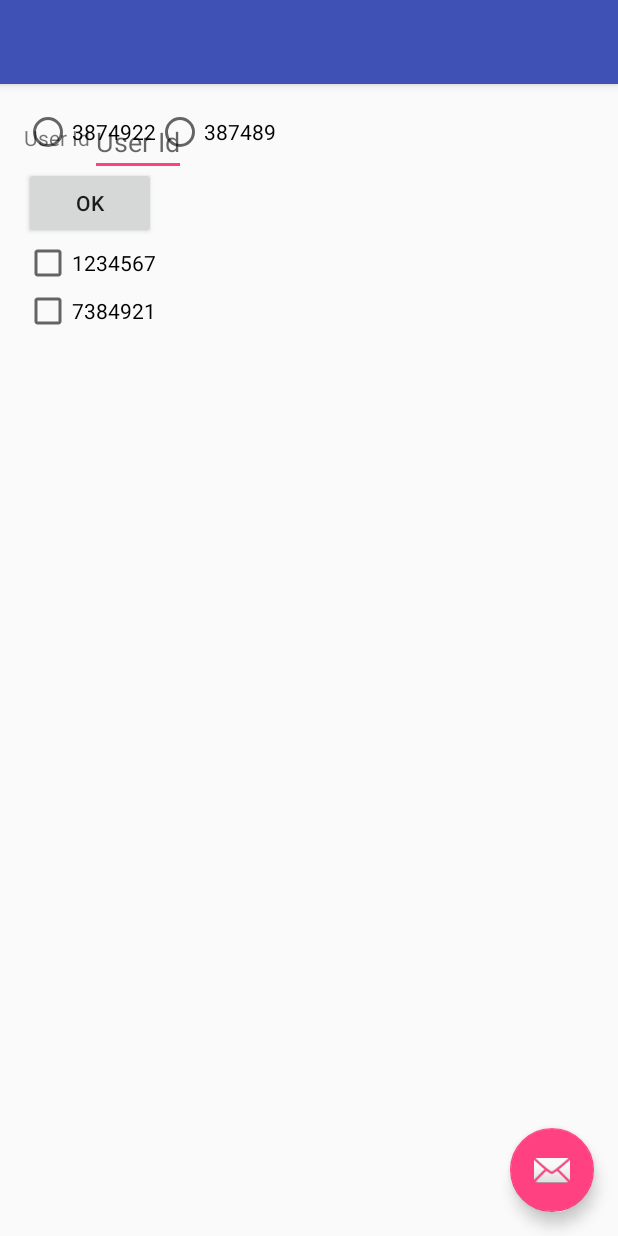
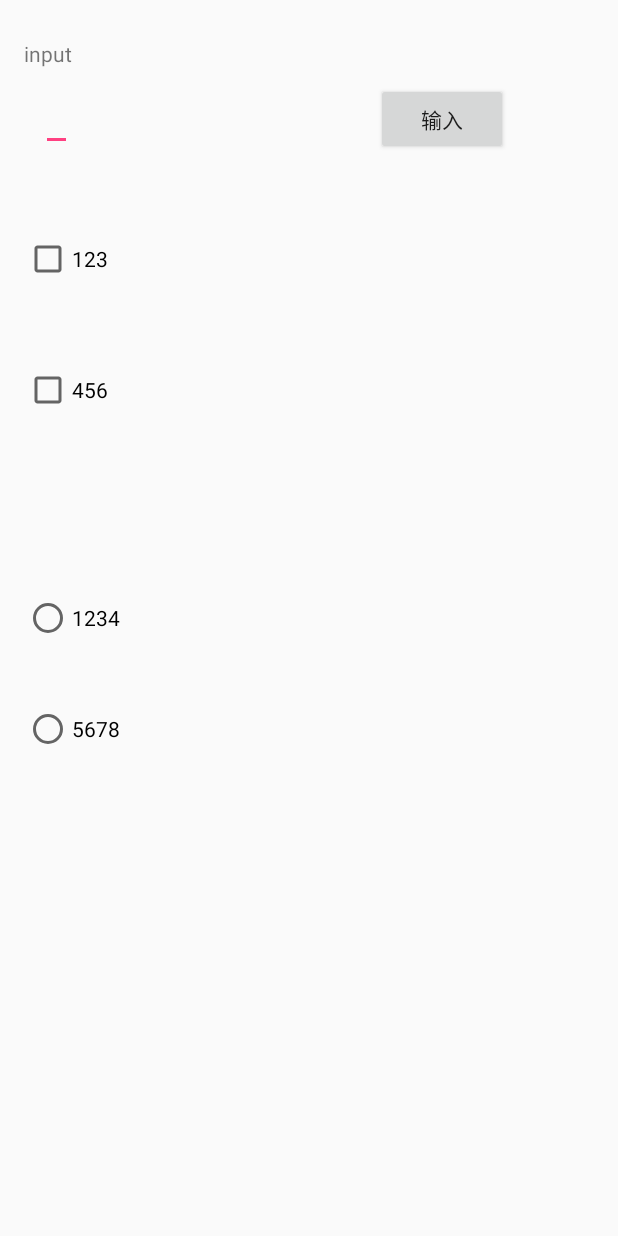
Before and after one commit to 1447lhx/Exercise_3, an Android app: the screen it shows after launch (MainActivity), on a phone screen of 412 x 824 dp. Run offline under Robolectric (Android 15) with nearby library versions, the phone set to English and light mode, and no system bars.

Commit message:
update exercise_3

```diff
--- a/app/src/main/java/cn/edu/bistu/cs/cnse/edu/bistu/cs/se/module/MainActivity.java
+++ b/app/src/main/java/cn/edu/bistu/cs/cnse/edu/bistu/cs/se/module/MainActivity.java
@@ -1,54 +1,69 @@
 package cn.edu.bistu.cs.cnse.edu.bistu.cs.se.module;
 
 import android.support.v7.app.AppCompatActivity;
-import android.os.Bundle;
+ import android.os.Bundle;
 import android.view.View;
+import android.widget.ArrayAdapter;
+ import android.widget.BaseAdapter;
 import android.widget.Button;
 import android.widget.CheckBox;
-import android.widget.CompoundButton;
-import android.widget.EditText;
+import android.widget.ListView;
 import android.widget.RadioButton;
+import android.widget.SimpleAdapter;
 import android.widget.TextView;
 import android.widget.Toast;
+
+import java.util.ArrayList;
+ import java.util.HashMap;
+ import java.util.List;
+ import java.util.Map;
+
 
 public class MainActivity extends AppCompatActivity {
     protected void onCreate(Bundle savedInstanceState) {
         super.onCreate(savedInstanceState);
-        setContentView(R.layout.activity_main);
-        Button btn=(Button)findViewById(R.id.Button);
-        final TextView textView=(TextView)findViewById(R.id.textView);
-        btn.setOnClickListener(new View.OnClickListener() {
+        setContentView(R.layout.content_main);
+        Button button=(Button)findViewById(R.id.btn_enter);
+        final TextView txtResult=(TextView)findViewById(R.id.textView);
+        button.setOnClickListener(new View.OnClickListener() {
+
             public void onClick(View v) {
-                textView.setText(textView.getText());
+                txtResult.setText(Integer.parseInt(txtResult.getText() + "") + 1 + "");
             }
         });
+        }
+    public void onCheckboxClicked(View view) {
+
+        boolean checked = ((CheckBox) view).isChecked();
+        TextView textView=(TextView)findViewById(R.id.textView);
+        switch(view.getId()) {
+            case R.id.checkBox1:
+                if(checked){
+                    textView.setText("123");
+                }
+                break;
+            case R.id.checkBox2:
+                if(checked){
+                    textView.setText("456");
+                }
+
+
+        }
     }
     public void onRadioButtonClicked(View view) {
+
         boolean checked = ((RadioButton) view).isChecked();
         TextView textView=(TextView)findViewById(R.id.textView);
         switch(view.getId()) {
             case R.id.radioButton1:
                 if (checked)
-                    textView.setText("3874922");
+                    textView.setText("1234");
                 break;
             case R.id.radioButton2:
                 if (checked)
-                    textView.setText("387489");
+                    textView.setText("5678");
                 break;
         }
     }
-    public void onCheckBoxClicked(View view) {
 
-        boolean checked = ((CheckBox) view).isChecked();
-        TextView textView = (TextView) findViewById(R.id.textView);
-        switch (view.getId()) {
-            case R.id.checkBox1:
-                if (checked)
-                    textView.setText("1234567");
-                break;
-            case R.id.checkBox2:
-                if (checked)
-                    textView.setText("7384921");
-                break;
-        }
-    }}
+}
--- a/app/src/main/res/layout/activity_main.xml
+++ /dev/null
@@ -1,34 +0,0 @@
-<?xml version="1.0" encoding="utf-8"?>
-<android.support.design.widget.CoordinatorLayout xmlns:android="http://schemas.android.com/apk/res/android"
-    xmlns:app="http://schemas.android.com/apk/res-auto"
-    xmlns:tools="http://schemas.android.com/tools"
-    android:layout_width="match_parent"
-    android:layout_height="match_parent"
-    android:fitsSystemWindows="true"
-    tools:context="cn.edu.bistu.cs.cnse.edu.bistu.cs.se.module.MainActivity">
-
-    <android.support.design.widget.AppBarLayout
-        android:layout_width="match_parent"
-        android:layout_height="wrap_content"
-        android:theme="@style/AppTheme.AppBarOverlay">
-
-        <android.support.v7.widget.Toolbar
-            android:id="@+id/toolbar"
-            android:layout_width="match_parent"
-            android:layout_height="?attr/actionBarSize"
-            android:background="?attr/colorPrimary"
-            app:popupTheme="@style/AppTheme.PopupOverlay" />
-
-    </android.support.design.widget.AppBarLayout>
-
-    <include layout="@layout/content_main" />
-
-    <android.support.design.widget.FloatingActionButton
-        android:id="@+id/fab"
-        android:layout_width="wrap_content"
-        android:layout_height="wrap_content"
-        android:layout_gravity="bottom|end"
-        android:layout_margin="@dimen/fab_margin"
-        android:src="@android:drawable/ic_dialog_email" />
-
-</android.support.design.widget.CoordinatorLayout>
--- a/app/src/main/res/layout/content_main.xml
+++ b/app/src/main/res/layout/content_main.xml
@@ -10,70 +10,84 @@
     android:paddingTop="@dimen/activity_vertical_margin"
     app:layout_behavior="@string/appbar_scrolling_view_behavior"
     tools:context="cn.edu.bistu.cs.cnse.edu.bistu.cs.se.module.MainActivity"
-    tools:showIn="@layout/activity_main">
-
+   >
     <TextView
         android:layout_width="wrap_content"
         android:layout_height="wrap_content"
-        android:text="User Id"
+        android:text="input"
         android:id="@+id/textView"
         android:layout_alignParentTop="true"
         android:layout_alignParentStart="true"
         android:paddingTop="10dp"
-        android:paddingBottom="10dp"/>
+        android:paddingBottom="10dp"
+        />
+
     <EditText
         android:layout_width="wrap_content"
         android:layout_height="wrap_content"
-        android:id="@+id/edittext"
-        android:hint="User Id"
-        android:layout_alignTop="@+id/textView"
-        android:layout_toEndOf="@+id/textView"
-        />
+        android:id="@+id/editText"
+        android:layout_below="@+id/textView"
+        android:layout_alignEnd="@+id/textView" />
+
     <Button
         android:layout_width="wrap_content"
         android:layout_height="wrap_content"
-        android:text="ok"
-        android:id="@+id/Button"
-        android:layout_below="@+id/textView"
-        android:onClick="onButtonClicked"
-        />
+        android:text="输入"
+        android:id="@+id/btn_enter"
+        android:layout_alignTop="@+id/editText"
+        android:layout_toStartOf="@+id/RadioGroup" />
     <CheckBox
         android:layout_width="wrap_content"
         android:layout_height="wrap_content"
+        android:text="123"
         android:id="@+id/checkBox1"
-        android:text="1234567"
-        android:layout_below="@+id/Button"
+        android:checked="false"
+        android:onClick="onCheckboxClicked"
+        android:layout_below="@+id/btn_enter"
         android:layout_alignParentStart="true"
-        android:onClick="onCheckBoxClicked"
-        />
+        android:layout_marginTop="53dp" />
+
     <CheckBox
         android:layout_width="wrap_content"
         android:layout_height="wrap_content"
+        android:text="456"
         android:id="@+id/checkBox2"
-        android:text="7384921"
+        android:onClick="onCheckboxClicked"
+
+        android:checked="false"
+        android:layout_marginTop="55dp"
         android:layout_below="@+id/checkBox1"
         android:layout_alignParentStart="true"
-        android:onClick="onCheckBoxClicked"
-        />
+        android:layout_alignEnd="@+id/checkBox1" />
     <RadioGroup
-        android:id="@+id/RadioGroupSex"
+        android:id="@+id/RadioGroup"
         android:layout_width="wrap_content"
         android:layout_height="wrap_content"
         android:orientation="horizontal"
-        android:layout_below="@id/checkBox">
-        <RadioButton
-            android:layout_width="wrap_content"
-            android:layout_height="wrap_content"
-            android:text="3874922"
-            android:id="@+id/radioButton1"
-            android:layout_below="@+id/checkBox"
-            android:onClick="onRadioButtonChicked"/>
-        <RadioButton
-            android:layout_width="wrap_content"
-            android:layout_height="wrap_content"
-            android:text="387489"
-            android:id="@+id/radioButton2"
-            android:layout_below="@+id/radioButton1"
-            android:onClick="onRadioButtonChicked"/>
+        android:layout_alignParentTop="true"
+        android:layout_alignParentEnd="true"
+        android:layout_marginEnd="57dp">
+
+
     </RadioGroup>
+
+    <RadioButton
+        android:id="@+id/radioButton2"
+        android:layout_width="wrap_content"
+        android:layout_height="wrap_content"
+        android:text="5678"
+        android:onClick="onRadioButtonClicked"
+        android:checked="false"
+        android:layout_marginTop="42dp"
+        android:layout_below="@+id/radioButton1" />
+
+    <RadioButton
+    android:id="@+id/radioButton1"
+    android:layout_width="wrap_content"
+    android:layout_height="wrap_content"
+    android:text="1234"
+    android:onClick="onRadioButtonClicked"
+    android:checked="false"
+        android:layout_centerVertical="true"
+        android:layout_alignEnd="@+id/radioButton2" />
 </RelativeLayout>
```
